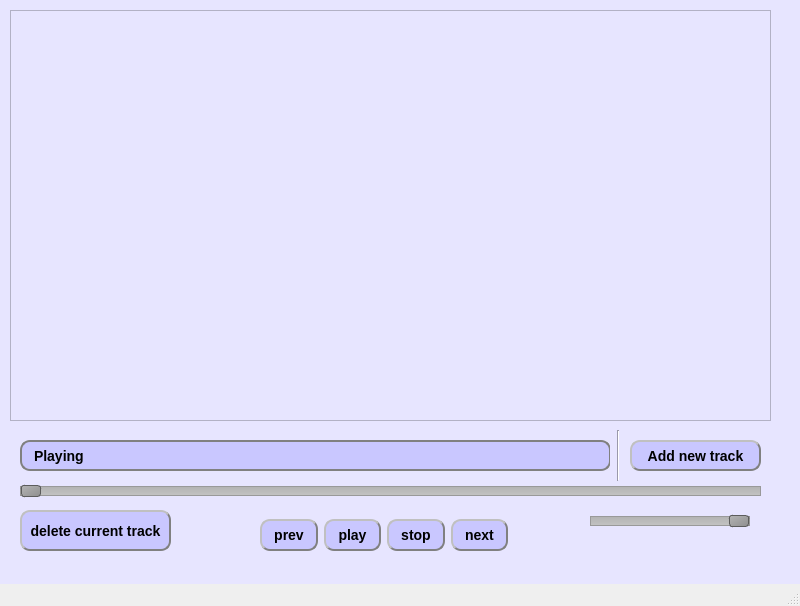
The window that mainwindow.ui (arfshukhov/xp3player) describes before a commit, drawn with Qt 5.
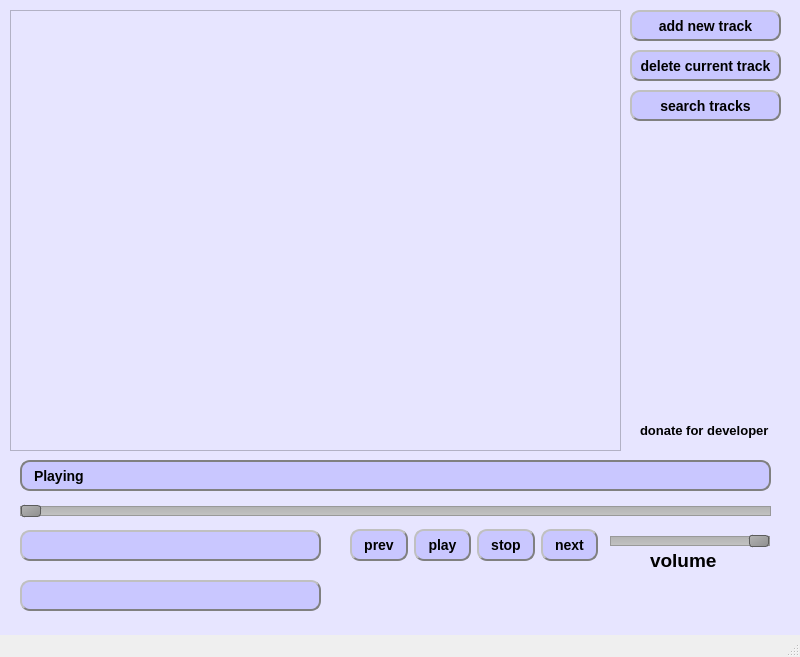
The same window after the commit. Icons and pictures are not drawn.

Patch:
```diff
--- a/mainwindow.ui
+++ b/mainwindow.ui
@@ -7,11 +7,11 @@
     <x>0</x>
     <y>0</y>
     <width>800</width>
-    <height>606</height>
+    <height>657</height>
    </rect>
   </property>
   <property name="sizePolicy">
-   <sizepolicy hsizetype="Maximum" vsizetype="Maximum">
+   <sizepolicy hsizetype="Maximum" vsizetype="Preferred">
     <horstretch>0</horstretch>
     <verstretch>0</verstretch>
    </sizepolicy>
@@ -25,7 +25,7 @@
   <property name="maximumSize">
    <size>
     <width>800</width>
-    <height>606</height>
+    <height>800</height>
    </size>
   </property>
   <property name="contextMenuPolicy">
@@ -62,8 +62,8 @@
     <property name="geometry">
      <rect>
       <x>630</x>
-      <y>440</y>
-      <width>131</width>
+      <y>10</y>
+      <width>151</width>
       <height>31</height>
      </rect>
     </property>
@@ -88,7 +88,7 @@
 }</string>
     </property>
     <property name="text">
-     <string>Add new track</string>
+     <string>add new track</string>
     </property>
    </widget>
    <widget class="QListWidget" name="track_list">
@@ -96,8 +96,8 @@
      <rect>
       <x>10</x>
       <y>10</y>
-      <width>761</width>
-      <height>411</height>
+      <width>611</width>
+      <height>441</height>
      </rect>
     </property>
     <property name="font">
@@ -144,8 +144,8 @@
     <property name="geometry">
      <rect>
       <x>20</x>
-      <y>480</y>
-      <width>741</width>
+      <y>500</y>
+      <width>751</width>
       <height>22</height>
      </rect>
     </property>
@@ -191,11 +191,18 @@
     <property name="geometry">
      <rect>
       <x>20</x>
-      <y>440</y>
-      <width>591</width>
+      <y>460</y>
+      <width>751</width>
       <height>31</height>
      </rect>
     </property>
+    <property name="font">
+     <font>
+      <pointsize>-1</pointsize>
+      <italic>false</italic>
+      <bold>true</bold>
+     </font>
+    </property>
     <property name="styleSheet">
      <string notr="true"> QLabel {
      border: 2px solid gray;
@@ -215,8 +222,8 @@
    <widget class="QSlider" name="volume">
     <property name="geometry">
      <rect>
-      <x>590</x>
-      <y>510</y>
+      <x>610</x>
+      <y>530</y>
       <width>160</width>
       <height>22</height>
      </rect>
@@ -262,41 +269,13 @@
    <widget class="QWidget" name="layoutWidget">
     <property name="geometry">
      <rect>
-      <x>260</x>
-      <y>510</y>
+      <x>350</x>
+      <y>520</y>
       <width>248</width>
       <height>51</height>
      </rect>
     </property>
     <layout class="QGridLayout" name="gridLayout">
-     <item row="0" column="4">
-      <widget class="QPushButton" name="next_button">
-       <property name="styleSheet">
-        <string notr="true">QPushButton {
-    background-color: rgb(201, 199, 255);
-    border-style: outset;
-    border-width: 2px;
-    border-radius: 10px;
-    border-color: grey;
-    font: bold 14px;
-    padding: 6px;
-}
-QPushButton::pressed{
-    background-color: rgb(149, 130, 255);
-    border-style: outset;
-    border-width: 2px;
-    border-radius: 10px;
-    border-color: grey;
-    font: bold 14px;
-    padding: 6px;
-}
-</string>
-       </property>
-       <property name="text">
-        <string>next</string>
-       </property>
-      </widget>
-     </item>
      <item row="0" column="1">
       <widget class="QPushButton" name="prev_button">
        <property name="styleSheet">
@@ -324,8 +303,8 @@
        </property>
       </widget>
      </item>
-     <item row="0" column="3">
-      <widget class="QPushButton" name="stop_button">
+     <item row="0" column="5">
+      <widget class="QPushButton" name="next_button">
        <property name="styleSheet">
         <string notr="true">QPushButton {
     background-color: rgb(201, 199, 255);
@@ -344,10 +323,11 @@
     border-color: grey;
     font: bold 14px;
     padding: 6px;
-}</string>
+}
+</string>
        </property>
        <property name="text">
-        <string>stop</string>
+        <string>next</string>
        </property>
       </widget>
      </item>
@@ -378,15 +358,42 @@
        </property>
       </widget>
      </item>
+     <item row="0" column="3">
+      <widget class="QPushButton" name="stop_button">
+       <property name="styleSheet">
+        <string notr="true">QPushButton {
+    background-color: rgb(201, 199, 255);
+    border-style: outset;
+    border-width: 2px;
+    border-radius: 10px;
+    border-color: grey;
+    font: bold 14px;
+    padding: 6px;
+}
+QPushButton::pressed{
+    background-color: rgb(149, 130, 255);
+    border-style: outset;
+    border-width: 2px;
+    border-radius: 10px;
+    border-color: grey;
+    font: bold 14px;
+    padding: 6px;
+}</string>
+       </property>
+       <property name="text">
+        <string>stop</string>
+       </property>
+      </widget>
+     </item>
     </layout>
    </widget>
    <widget class="QPushButton" name="del_button">
     <property name="geometry">
      <rect>
-      <x>20</x>
-      <y>510</y>
+      <x>630</x>
+      <y>50</y>
       <width>151</width>
-      <height>41</height>
+      <height>31</height>
      </rect>
     </property>
     <property name="styleSheet">
@@ -413,17 +420,167 @@
      <string>delete current track</string>
     </property>
    </widget>
-   <widget class="Line" name="line_2">
+   <widget class="QPushButton" name="search_button">
     <property name="geometry">
      <rect>
-      <x>610</x>
-      <y>430</y>
-      <width>16</width>
-      <height>51</height>
+      <x>630</x>
+      <y>90</y>
+      <width>151</width>
+      <height>31</height>
      </rect>
     </property>
-    <property name="orientation">
-     <enum>Qt::Vertical</enum>
+    <property name="styleSheet">
+     <string notr="true">QPushButton {
+    background-color: rgb(201, 199, 255);
+    border-style: outset;
+    border-width: 2px;
+    border-radius: 10px;
+    border-color: grey;
+    font: bold 14px;
+    padding: 6px;
+}
+QPushButton::pressed{
+    background-color: rgb(149, 130, 255);
+    border-style: outset;
+    border-width: 2px;
+    border-radius: 10px;
+    border-color: grey;
+    font: bold 14px;
+    padding: 6px;
+}</string>
+    </property>
+    <property name="text">
+     <string>search tracks</string>
+    </property>
+   </widget>
+   <widget class="QLabel" name="qr_label1">
+    <property name="geometry">
+     <rect>
+      <x>640</x>
+      <y>132</y>
+      <width>131</width>
+      <height>131</height>
+     </rect>
+    </property>
+    <property name="text">
+     <string/>
+    </property>
+   </widget>
+   <widget class="QLabel" name="error_label">
+    <property name="geometry">
+     <rect>
+      <x>600</x>
+      <y>580</y>
+      <width>181</width>
+      <height>31</height>
+     </rect>
+    </property>
+    <property name="font">
+     <font>
+      <bold>true</bold>
+     </font>
+    </property>
+    <property name="text">
+     <string/>
+    </property>
+   </widget>
+   <widget class="QLabel" name="donate_label">
+    <property name="geometry">
+     <rect>
+      <x>640</x>
+      <y>420</y>
+      <width>141</width>
+      <height>21</height>
+     </rect>
+    </property>
+    <property name="font">
+     <font>
+      <pointsize>10</pointsize>
+      <bold>true</bold>
+     </font>
+    </property>
+    <property name="text">
+     <string>donate for developer</string>
+    </property>
+   </widget>
+   <widget class="QLabel" name="volume_label">
+    <property name="geometry">
+     <rect>
+      <x>650</x>
+      <y>550</y>
+      <width>81</width>
+      <height>21</height>
+     </rect>
+    </property>
+    <property name="font">
+     <font>
+      <pointsize>14</pointsize>
+      <bold>true</bold>
+     </font>
+    </property>
+    <property name="text">
+     <string>volume</string>
+    </property>
+   </widget>
+   <widget class="QLabel" name="qr_label2">
+    <property name="geometry">
+     <rect>
+      <x>640</x>
+      <y>275</y>
+      <width>131</width>
+      <height>131</height>
+     </rect>
+    </property>
+    <property name="text">
+     <string/>
+    </property>
+   </widget>
+   <widget class="QLineEdit" name="author_line">
+    <property name="geometry">
+     <rect>
+      <x>20</x>
+      <y>530</y>
+      <width>301</width>
+      <height>31</height>
+     </rect>
+    </property>
+    <property name="styleSheet">
+     <string notr="true">QLineEdit{
+    background-color: rgb(201, 199, 255);
+    border-style: outset;
+    border-width: 2px;
+    border-radius: 10px;
+    border-color: grey;
+    font: bold 14px;
+    padding: 6px;
+}</string>
+    </property>
+    <property name="readOnly">
+     <bool>true</bool>
+    </property>
+   </widget>
+   <widget class="QLineEdit" name="title_line">
+    <property name="geometry">
+     <rect>
+      <x>20</x>
+      <y>580</y>
+      <width>301</width>
+      <height>31</height>
+     </rect>
+    </property>
+    <property name="styleSheet">
+     <string notr="true">QLineEdit{
+    background-color: rgb(201, 199, 255);
+    border-style: outset;
+    border-width: 2px;
+    border-radius: 10px;
+    border-color: grey;
+    font: bold 14px;
+    padding: 6px;
+}</string>
+    </property>
+    <property name="readOnly">
+     <bool>true</bool>
     </property>
    </widget>
   </widget>
```
